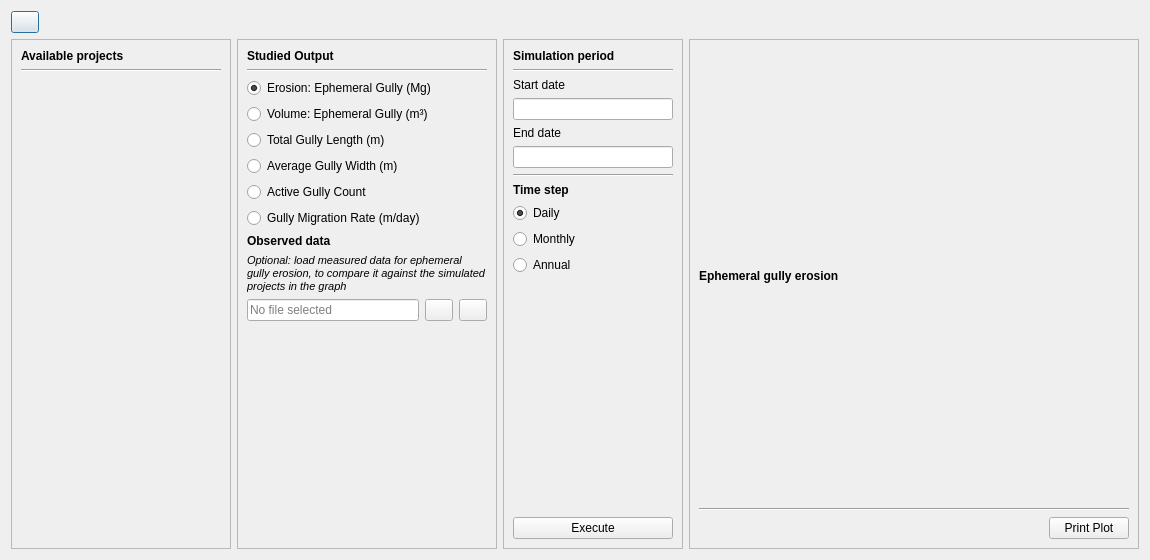
Above: ui/ephemeral_gully_analysis.ui from Inigobarbe/QAnnAGNPS before the change. Below: the same form after it.
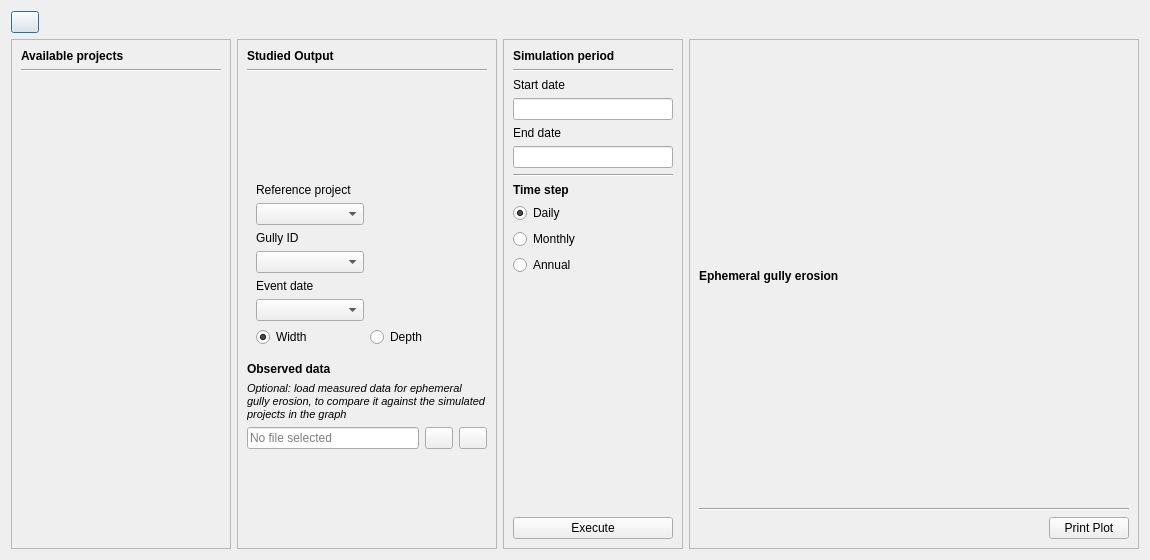
That is the form after the change.

The edit to the form file:
```diff
--- a/ui/ephemeral_gully_analysis.ui
+++ b/ui/ephemeral_gully_analysis.ui
@@ -154,48 +154,80 @@
        </widget>
       </item>
       <item>
-       <widget class="QRadioButton" name="output_erosion">
-        <property name="text">
-         <string>Erosion: Ephemeral Gully (Mg)</string>
+       <widget class="QScrollArea" name="scrollArea_outputs">
+        <property name="frameShape">
+         <enum>QFrame::NoFrame</enum>
         </property>
-        <property name="checked">
+        <property name="widgetResizable">
          <bool>true</bool>
         </property>
+        <widget class="QWidget" name="scrollAreaWidgetContents_outputs">
+         <property name="geometry">
+          <rect>
+           <x>0</x>
+           <y>0</y>
+           <width>252</width>
+           <height>400</height>
+          </rect>
+         </property>
+         <layout class="QVBoxLayout" name="verticalLayout_outputs"/>
+        </widget>
        </widget>
       </item>
       <item>
-       <widget class="QRadioButton" name="output_volume">
-        <property name="text">
-         <string>Volume: Ephemeral Gully (m³)</string>
+       <widget class="QFrame" name="frame_profile_picker">
+        <property name="frameShape">
+         <enum>QFrame::NoFrame</enum>
         </property>
-       </widget>
-      </item>
-      <item>
-       <widget class="QRadioButton" name="output_length">
-        <property name="text">
-         <string>Total Gully Length (m)</string>
-        </property>
-       </widget>
-      </item>
-      <item>
-       <widget class="QRadioButton" name="output_width">
-        <property name="text">
-         <string>Average Gully Width (m)</string>
-        </property>
-       </widget>
-      </item>
-      <item>
-       <widget class="QRadioButton" name="output_active_gullies">
-        <property name="text">
-         <string>Active Gully Count</string>
-        </property>
-       </widget>
-      </item>
-      <item>
-       <widget class="QRadioButton" name="output_migration_rate">
-        <property name="text">
-         <string>Gully Migration Rate (m/day)</string>
-        </property>
+        <layout class="QGridLayout" name="gridLayout_profile_picker">
+         <item row="0" column="0">
+          <widget class="QLabel" name="label_profile_project">
+           <property name="text">
+            <string>Reference project</string>
+           </property>
+          </widget>
+         </item>
+         <item row="1" column="0">
+          <widget class="QComboBox" name="profile_project"/>
+         </item>
+         <item row="2" column="0">
+          <widget class="QLabel" name="label_profile_gully">
+           <property name="text">
+            <string>Gully ID</string>
+           </property>
+          </widget>
+         </item>
+         <item row="3" column="0">
+          <widget class="QComboBox" name="profile_gully"/>
+         </item>
+         <item row="4" column="0">
+          <widget class="QLabel" name="label_profile_date">
+           <property name="text">
+            <string>Event date</string>
+           </property>
+          </widget>
+         </item>
+         <item row="5" column="0">
+          <widget class="QComboBox" name="profile_date"/>
+         </item>
+         <item row="6" column="0">
+          <widget class="QRadioButton" name="profile_show_width">
+           <property name="text">
+            <string>Width</string>
+           </property>
+           <property name="checked">
+            <bool>true</bool>
+           </property>
+          </widget>
+         </item>
+         <item row="6" column="1">
+          <widget class="QRadioButton" name="profile_show_depth">
+           <property name="text">
+            <string>Depth</string>
+           </property>
+          </widget>
+         </item>
+        </layout>
        </widget>
       </item>
       <item>
```
